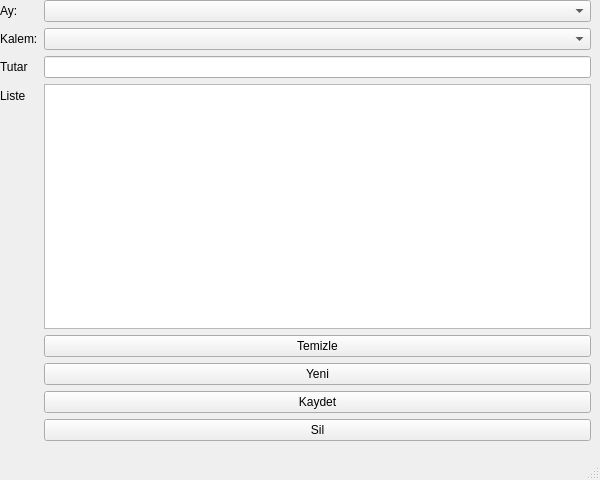
The window that Ana.ui (ibrahimediz/HesapTakip_5) describes before a commit, drawn with Qt 5.
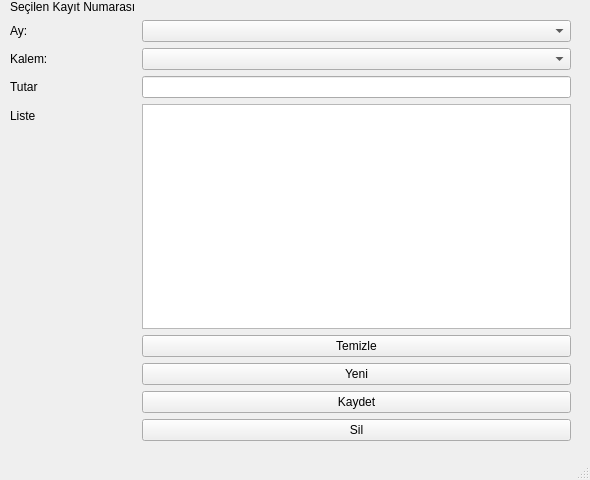
The same window after the commit.

```diff
--- a/Ana.ui
+++ b/Ana.ui
@@ -6,7 +6,7 @@
    <rect>
     <x>0</x>
     <y>0</y>
-    <width>600</width>
+    <width>590</width>
     <height>480</height>
    </rect>
   </property>
@@ -17,81 +17,95 @@
    <widget class="QWidget" name="formLayoutWidget">
     <property name="geometry">
      <rect>
-      <x>0</x>
+      <x>10</x>
       <y>0</y>
-      <width>591</width>
+      <width>561</width>
       <height>441</height>
      </rect>
     </property>
     <layout class="QFormLayout" name="formLayout">
-     <item row="0" column="0">
+     <item row="2" column="0">
       <widget class="QLabel" name="label_2">
        <property name="text">
         <string>Ay:</string>
        </property>
       </widget>
      </item>
-     <item row="0" column="1">
+     <item row="2" column="1">
       <widget class="QComboBox" name="cmbAy"/>
      </item>
-     <item row="1" column="0">
+     <item row="3" column="0">
       <widget class="QLabel" name="label">
        <property name="text">
         <string>Kalem:</string>
        </property>
       </widget>
      </item>
-     <item row="1" column="1">
+     <item row="3" column="1">
       <widget class="QComboBox" name="cmbKalem"/>
      </item>
-     <item row="2" column="0">
+     <item row="4" column="0">
       <widget class="QLabel" name="label_3">
        <property name="text">
         <string>Tutar</string>
        </property>
       </widget>
      </item>
-     <item row="2" column="1">
+     <item row="4" column="1">
       <widget class="QLineEdit" name="txtTutar"/>
      </item>
-     <item row="3" column="0">
+     <item row="5" column="0">
       <widget class="QLabel" name="label_4">
        <property name="text">
         <string>Liste</string>
        </property>
       </widget>
      </item>
-     <item row="3" column="1">
-      <widget class="QTableWidget" name="listDinamik"/>
-     </item>
      <item row="5" column="1">
+      <widget class="QTableWidget" name="listDinamik"/>
+     </item>
+     <item row="7" column="1">
       <widget class="QPushButton" name="btYeni">
        <property name="text">
         <string>Yeni</string>
        </property>
       </widget>
      </item>
-     <item row="6" column="1">
+     <item row="8" column="1">
       <widget class="QPushButton" name="btKaydet">
        <property name="text">
         <string>Kaydet</string>
        </property>
       </widget>
      </item>
-     <item row="7" column="1">
+     <item row="9" column="1">
       <widget class="QPushButton" name="btSil">
        <property name="text">
         <string>Sil</string>
        </property>
       </widget>
      </item>
-     <item row="4" column="1">
+     <item row="6" column="1">
       <widget class="QPushButton" name="btTemizle">
        <property name="text">
         <string>Temizle</string>
        </property>
       </widget>
      </item>
+     <item row="1" column="1">
+      <widget class="QLabel" name="lblKayit">
+       <property name="text">
+        <string/>
+       </property>
+      </widget>
+     </item>
+     <item row="1" column="0">
+      <widget class="QLabel" name="label_5">
+       <property name="text">
+        <string>Seçilen Kayıt Numarası</string>
+       </property>
+      </widget>
+     </item>
     </layout>
    </widget>
   </widget>
```
Left out of the diff: 2 changed lines with no effect on the pictures.
